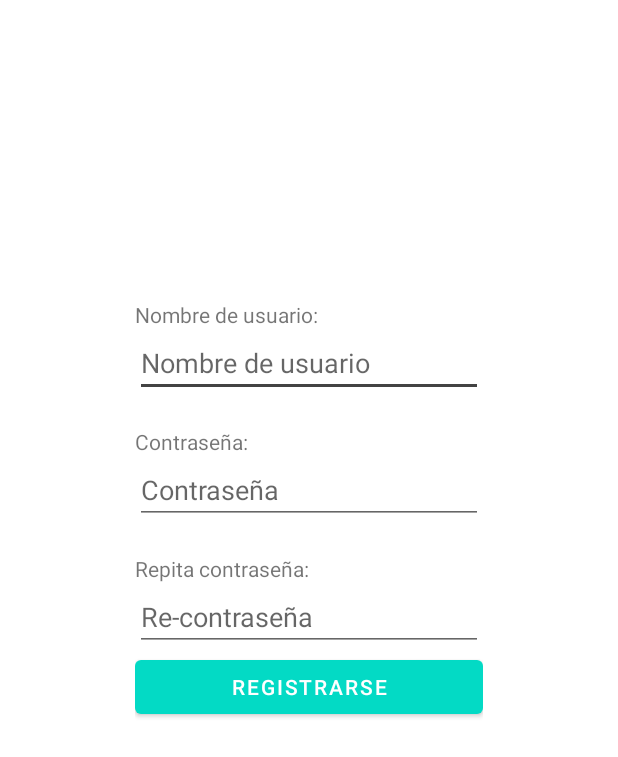
After one commit to adanfernandez/MyMovie, an Android app: the layout activity_register.xml on its own in the app's theme, with its tools: preview values and no code run, on a phone screen of 412 x 824 dp. The commit adds this screen. Shown: the top 757 px of the screen. Run offline under Robolectric (Android 15) with nearby library versions, the phone set to English and light mode, and no system bars.

Commit message:
added register view, parcelable plugin, and fix User Model

```diff
--- a/app/build.gradle
+++ b/app/build.gradle
@@ -1,6 +1,7 @@
 plugins {
     id 'com.android.application'
     id 'kotlin-android'
+    id 'kotlin-parcelize'
 }
 
 android {
@@ -30,6 +31,10 @@ android {
     kotlinOptions {
         jvmTarget = '1.8'
     }
+    buildFeatures {
+        viewBinding true
+    }
+
 }
 
 dependencies {
--- a/app/src/main/AndroidManifest.xml
+++ b/app/src/main/AndroidManifest.xml
@@ -1,6 +1,6 @@
 <?xml version="1.0" encoding="utf-8"?>
 <manifest xmlns:android="http://schemas.android.com/apk/res/android"
-    package="com.example.mymovie">
+    package="com.miw.mymovie">
 
     <application
         android:allowBackup="true"
@@ -9,7 +9,8 @@
         android:roundIcon="@mipmap/ic_launcher_round"
         android:supportsRtl="true"
         android:theme="@style/Theme.MyMovie">
-        <activity android:name=".MainActivity">
+        <activity android:name="com.miw.mymovie.activity.MainActivity"/>
+        <activity android:name="com.miw.mymovie.activity.RegisterActivity">
             <intent-filter>
                 <action android:name="android.intent.action.MAIN" />
 
--- a/app/src/main/java/com/miw/mymovie/MainActivity.kt
+++ b/app/src/main/java/com/miw/mymovie/activity/MainActivity.kt
@@ -1,8 +1,9 @@
-package com.example.mymovie
+package com.miw.mymovie.activity
 
 import androidx.appcompat.app.AppCompatActivity
 import android.os.Bundle
 import android.widget.TextView
+import com.example.mymovie.R
 
 class MainActivity : AppCompatActivity() {
     override fun onCreate(savedInstanceState: Bundle?) {
--- a/app/src/main/res/layout/activity_main.xml
+++ b/app/src/main/res/layout/activity_main.xml
@@ -4,7 +4,7 @@
     xmlns:tools="http://schemas.android.com/tools"
     android:layout_width="match_parent"
     android:layout_height="match_parent"
-    tools:context=".MainActivity">
+    tools:context="com.miw.mymovie.activity.MainActivity">
 
     <TextView
         android:id="@+id/message"
--- /dev/null
+++ b/app/src/main/res/layout/activity_register.xml
@@ -0,0 +1,80 @@
+<?xml version="1.0" encoding="utf-8"?>
+<androidx.constraintlayout.widget.ConstraintLayout xmlns:android="http://schemas.android.com/apk/res/android"
+    xmlns:app="http://schemas.android.com/apk/res-auto"
+    xmlns:tools="http://schemas.android.com/tools"
+    android:layout_width="match_parent"
+    android:layout_height="match_parent"
+    android:paddingStart="20dp"
+    android:paddingEnd="20dp"
+    android:paddingBottom="10dp"
+    tools:context="com.miw.mymovie.activity.RegisterActivity"
+    >
+
+    <LinearLayout
+        android:layout_width="match_parent"
+        android:layout_height="match_parent"
+        android:layout_marginStart="70dp"
+        android:layout_marginTop="200dp"
+        android:layout_marginEnd="70dp"
+        android:layout_marginBottom="200dp"
+        android:orientation="vertical"
+        app:layout_constraintBottom_toBottomOf="parent"
+        app:layout_constraintEnd_toEndOf="parent"
+        app:layout_constraintStart_toStartOf="parent"
+        app:layout_constraintTop_toTopOf="parent">
+
+        <TextView
+            android:id="@+id/txUsername"
+            android:layout_width="wrap_content"
+            android:layout_height="wrap_content"
+            android:text="@string/register_username" />
+
+        <EditText
+            android:id="@+id/etUsername"
+            android:layout_width="match_parent"
+            android:layout_height="wrap_content"
+            android:ems="10"
+            android:inputType="textPersonName"
+            android:hint="@string/register_tooltip_username" />
+
+        <TextView
+            android:id="@+id/txPassword"
+            android:layout_width="match_parent"
+            android:layout_height="wrap_content"
+            android:text="@string/register_password"
+            android:layout_marginTop="20dp"/>
+
+        <EditText
+            android:id="@+id/etPassword"
+            android:layout_width="match_parent"
+            android:layout_height="wrap_content"
+            android:ems="10"
+            android:hint="@string/register_tooltip_password"
+            android:inputType="textPassword" />
+
+        <TextView
+            android:id="@+id/txrePassword"
+            android:layout_width="match_parent"
+            android:layout_height="wrap_content"
+            android:text="@string/register_repassword"
+            android:layout_marginTop="20dp"
+            />
+
+        <EditText
+            android:id="@+id/etRepassword"
+            android:layout_width="match_parent"
+            android:layout_height="wrap_content"
+            android:ems="10"
+            android:inputType="textPassword"
+            android:hint="@string/register_tooltip_repassword"
+            />
+
+        <Button
+            android:id="@+id/btnRegister"
+            android:layout_width="match_parent"
+            android:layout_height="wrap_content"
+            android:text="@string/register" />
+
+    </LinearLayout>
+
+</androidx.constraintlayout.widget.ConstraintLayout>
--- a/app/src/main/res/values/strings.xml
+++ b/app/src/main/res/values/strings.xml
@@ -1,4 +1,14 @@
 <resources>
     <string name="app_name">MyMovie</string>
     <string name="app_description">Aplicación de my movies</string>
+
+    <string name="register">Registrarse</string>
+    <string name="register_username">Nombre de usuario:</string>
+    <string name="register_password">Contraseña:</string>
+    <string name="register_repassword">Repita contraseña:</string>
+    <string name="register_tooltip_username">Nombre de usuario</string>
+    <string name="register_tooltip_password">Contraseña</string>
+    <string name="register_tooltip_repassword">Re-contraseña</string>
+    <string name="register_validation_empty_fields">Faltan campos por rellenar</string>
+    <string name="register_validation_wrong_passwords">Las contraseñas no coinciden</string>
 </resources>
```
Also changed, not shown: app/src/main/java/com/miw/mymovie/activity/RegisterActivity.kt (added, +50 -0 lines), app/src/main/java/com/miw/mymovie/model/User.kt (+4 -20 lines).
